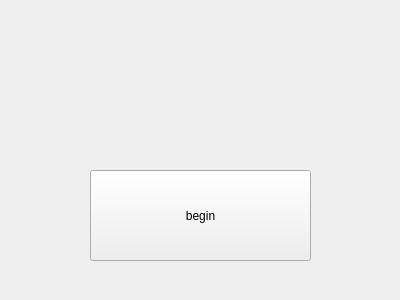
lkpworkspace/my_frame, file projects/MyTalk/Client/MyTalk/MyMainWidget.ui: the form before one commit.
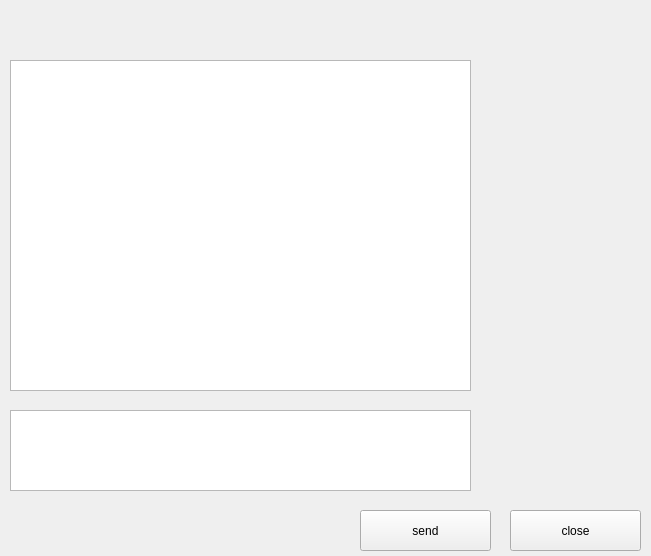
The form after the commit.

Commit message: add MySelfProtol class, we can build buf by this class

Diff of the .ui file:
```diff
--- a/projects/MyTalk/Client/MyTalk/MyMainWidget.ui
+++ b/projects/MyTalk/Client/MyTalk/MyMainWidget.ui
@@ -6,8 +6,8 @@
    <rect>
     <x>0</x>
     <y>0</y>
-    <width>400</width>
-    <height>300</height>
+    <width>651</width>
+    <height>556</height>
    </rect>
   </property>
   <property name="windowTitle">
@@ -16,14 +16,53 @@
   <widget class="QPushButton" name="pushButton">
    <property name="geometry">
     <rect>
-     <x>90</x>
-     <y>170</y>
-     <width>221</width>
-     <height>91</height>
+     <x>360</x>
+     <y>510</y>
+     <width>131</width>
+     <height>41</height>
     </rect>
    </property>
    <property name="text">
-    <string>begin</string>
+    <string>send</string>
+   </property>
+  </widget>
+  <widget class="QPushButton" name="pushButton_close">
+   <property name="geometry">
+    <rect>
+     <x>510</x>
+     <y>510</y>
+     <width>131</width>
+     <height>41</height>
+    </rect>
+   </property>
+   <property name="text">
+    <string>close</string>
+   </property>
+  </widget>
+  <widget class="QTextEdit" name="textEdit_talk_text">
+   <property name="geometry">
+    <rect>
+     <x>10</x>
+     <y>60</y>
+     <width>461</width>
+     <height>331</height>
+    </rect>
+   </property>
+   <property name="contextMenuPolicy">
+    <enum>Qt::ActionsContextMenu</enum>
+   </property>
+   <property name="readOnly">
+    <bool>true</bool>
+   </property>
+  </widget>
+  <widget class="QTextEdit" name="textEdit_send_text">
+   <property name="geometry">
+    <rect>
+     <x>10</x>
+     <y>410</y>
+     <width>461</width>
+     <height>81</height>
+    </rect>
    </property>
   </widget>
  </widget>
```
Left out of the diff: 2 changed lines with no effect on the pictures. The commit also changes 12 other files.
